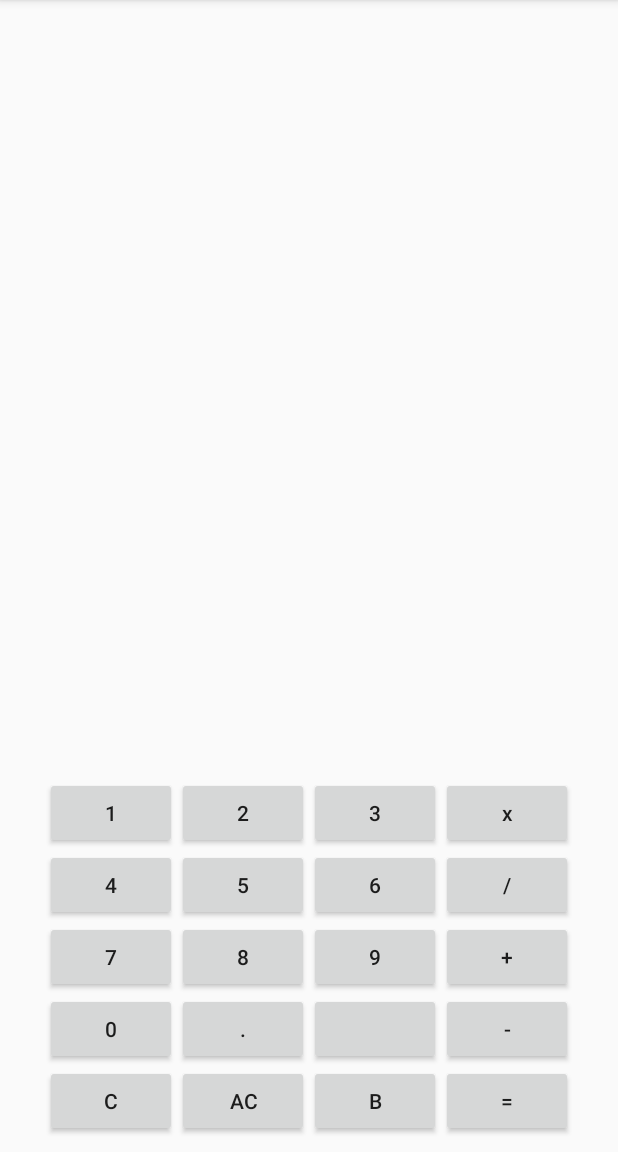
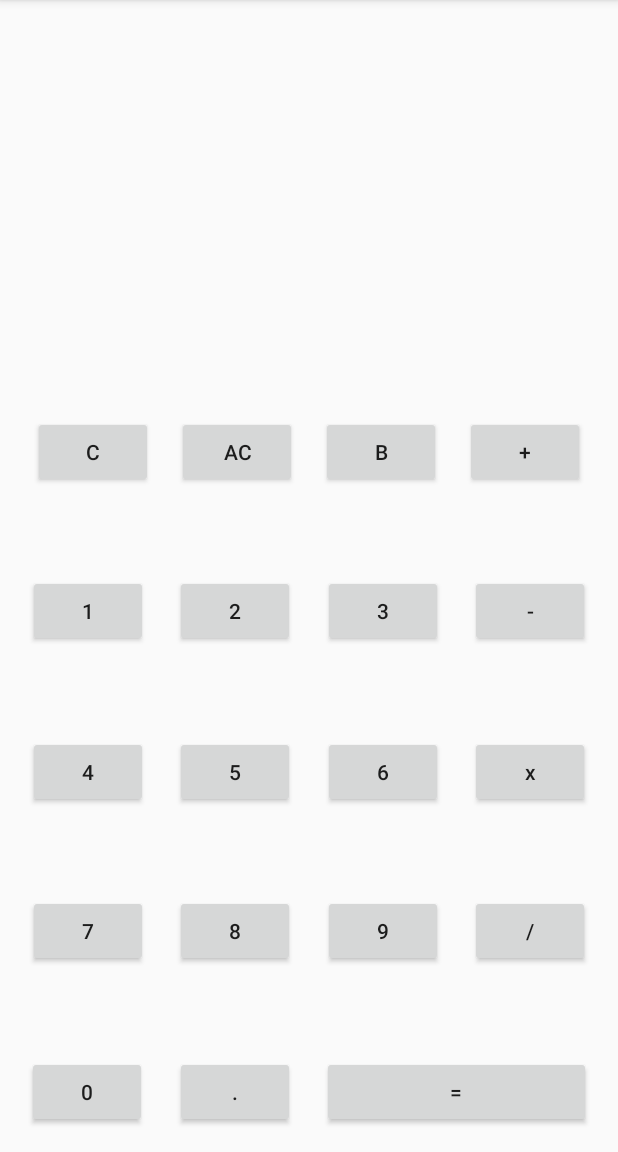
Before and after one commit to nigelcardozo/KotlinCalculator, an Android app: the screen it shows after launch (MainActivity), on a phone screen of 412 x 824 dp, the part 84-1236 px from its top. Run offline under Robolectric (Android 15) with nearby library versions, the phone set to English and light mode, and no system bars; 3 statements that could not run were skipped.

Commit message:
Changed grid to constraint layout

```diff
--- a/app/src/main/res/layout/activity_main.xml
+++ b/app/src/main/res/layout/activity_main.xml
@@ -17,176 +17,231 @@
             app:layout_constraintLeft_toLeftOf="parent"
             app:layout_constraintRight_toRightOf="parent"
             app:layout_constraintTop_toTopOf="parent"
-            tools:text="123456789" />
+            tools:text="123456789"/>
 
-    <GridLayout android:layout_width="wrap_content"
-                android:layout_height="wrap_content"
-                android:layout_marginBottom="10dp"
-                android:columnCount="4"
-                app:layout_constraintLeft_toLeftOf="parent"
-                app:layout_constraintRight_toRightOf="parent"
-                app:layout_constraintBottom_toBottomOf="parent">
 
     <Button
             android:id="@+id/btnNum1"
-                android:layout_width="wrap_content"
+            android:layout_width="80dp"
             android:layout_height="wrap_content"
             android:text="1"
             android:layout_columnSpan="1"
-                android:textAllCaps="false"/>
+            android:textAllCaps="false"
+            app:layout_constraintTop_toBottomOf="@+id/btnClear" android:layout_marginStart="16dp"
+            app:layout_constraintStart_toStartOf="parent" android:layout_marginBottom="11dp"
+            app:layout_constraintBottom_toTopOf="@+id/btnNum4" app:layout_constraintEnd_toStartOf="@+id/btnNum2"
+            android:layout_marginEnd="8dp"/>
 
     <Button
             android:id="@+id/btnNum2"
-                android:layout_width="wrap_content"
+            android:layout_width="80dp"
             android:layout_height="wrap_content"
             android:text="2"
             android:layout_columnSpan="1"
-                android:textAllCaps="false"/>
+            android:textAllCaps="false"
+            app:layout_constraintTop_toTopOf="@+id/btnNum1" app:layout_constraintBottom_toBottomOf="@+id/btnNum1"
+            app:layout_constraintStart_toEndOf="@+id/btnNum1" android:layout_marginStart="8dp"
+            app:layout_constraintEnd_toStartOf="@+id/btnNum3" android:layout_marginEnd="8dp"/>
 
     <Button
             android:id="@+id/btnNum3"
-                android:layout_width="wrap_content"
+            android:layout_width="80dp"
             android:layout_height="wrap_content"
             android:text="3"
             android:layout_columnSpan="1"
-                android:textAllCaps="false"/>
+            android:textAllCaps="false"
+            app:layout_constraintTop_toTopOf="@+id/btnNum2" app:layout_constraintBottom_toBottomOf="@+id/btnNum2"
+            app:layout_constraintStart_toEndOf="@+id/btnNum2" android:layout_marginStart="8dp"
+            app:layout_constraintEnd_toStartOf="@+id/btnOperatorSubtract" android:layout_marginEnd="8dp"/>
 
     <Button
             android:id="@+id/btnOperatorMultiply"
-                android:layout_width="wrap_content"
+            android:layout_width="80dp"
             android:layout_height="wrap_content"
             android:text="x"
             android:layout_columnSpan="1"
-                android:textAllCaps="false"/>
+            android:textAllCaps="false"
+            app:layout_constraintTop_toTopOf="@+id/btnNum6" app:layout_constraintBottom_toBottomOf="@+id/btnNum6"
+            app:layout_constraintVertical_bias="0.0" android:layout_marginEnd="16dp"
+            app:layout_constraintEnd_toEndOf="parent" app:layout_constraintStart_toEndOf="@+id/btnNum6"
+            android:layout_marginStart="8dp"/>
 
     <Button
             android:id="@+id/btnNum4"
-                android:layout_width="wrap_content"
+            android:layout_width="80dp"
             android:layout_height="wrap_content"
             android:text="4"
             android:layout_columnSpan="1"
-                android:textAllCaps="false"/>
+            android:textAllCaps="false"
+            app:layout_constraintTop_toBottomOf="@+id/btnNum1" android:layout_marginStart="16dp"
+            app:layout_constraintStart_toStartOf="parent" app:layout_constraintBottom_toTopOf="@+id/btnNum7"
+            android:layout_marginBottom="10dp" app:layout_constraintEnd_toStartOf="@+id/btnNum5"
+            android:layout_marginEnd="8dp"/>
 
     <Button
             android:id="@+id/btnNum5"
-                android:layout_width="wrap_content"
+            android:layout_width="80dp"
             android:layout_height="wrap_content"
             android:text="5"
             android:layout_columnSpan="1"
-                android:textAllCaps="false"/>
+            android:textAllCaps="false"
+            app:layout_constraintTop_toTopOf="@+id/btnNum4" app:layout_constraintBottom_toBottomOf="@+id/btnNum4"
+            app:layout_constraintStart_toEndOf="@+id/btnNum4" android:layout_marginStart="8dp"
+            app:layout_constraintEnd_toStartOf="@+id/btnNum6" android:layout_marginEnd="8dp"/>
 
     <Button
             android:id="@+id/btnNum6"
-                android:layout_width="wrap_content"
+            android:layout_width="80dp"
             android:layout_height="wrap_content"
             android:text="6"
             android:layout_columnSpan="1"
-                android:textAllCaps="false"/>
+            android:textAllCaps="false"
+            app:layout_constraintTop_toTopOf="@+id/btnNum5" app:layout_constraintBottom_toBottomOf="@+id/btnNum5"
+            app:layout_constraintStart_toEndOf="@+id/btnNum5" android:layout_marginStart="8dp"
+            app:layout_constraintEnd_toStartOf="@+id/btnOperatorMultiply" android:layout_marginEnd="8dp"/>
 
     <Button
             android:id="@+id/btnOperatorDivide"
-                android:layout_width="wrap_content"
+            android:layout_width="80dp"
             android:layout_height="wrap_content"
             android:text="/"
             android:layout_columnSpan="1"
-                android:textAllCaps="false"/>
+            android:textAllCaps="false"
+            app:layout_constraintBottom_toBottomOf="@+id/btnNum9" app:layout_constraintTop_toTopOf="@+id/btnNum9"
+            app:layout_constraintVertical_bias="0.0" android:layout_marginEnd="16dp"
+            app:layout_constraintEnd_toEndOf="parent" app:layout_constraintStart_toEndOf="@+id/btnNum9"
+            android:layout_marginStart="8dp"/>
 
     <Button
             android:id="@+id/btnNum7"
-                android:layout_width="wrap_content"
+            android:layout_width="80dp"
             android:layout_height="wrap_content"
             android:text="7"
             android:layout_columnSpan="1"
-                android:textAllCaps="false"/>
+            android:textAllCaps="false"
+            android:layout_marginStart="16dp"
+            app:layout_constraintStart_toStartOf="parent"
+            app:layout_constraintTop_toBottomOf="@+id/btnNum4" android:layout_marginBottom="11dp"
+            app:layout_constraintBottom_toTopOf="@+id/btnNum0" app:layout_constraintEnd_toStartOf="@+id/btnNum8"
+            android:layout_marginEnd="8dp"/>
 
     <Button
             android:id="@+id/btnNum8"
-                android:layout_width="wrap_content"
+            android:layout_width="80dp"
             android:layout_height="wrap_content"
             android:text="8"
             android:layout_columnSpan="1"
-                android:textAllCaps="false"/>
+            android:textAllCaps="false"
+            app:layout_constraintTop_toTopOf="@+id/btnNum7" app:layout_constraintBottom_toBottomOf="@+id/btnNum7"
+            app:layout_constraintStart_toEndOf="@+id/btnNum7" android:layout_marginStart="8dp"
+            app:layout_constraintEnd_toStartOf="@+id/btnNum9" android:layout_marginEnd="8dp"/>
 
     <Button
             android:id="@+id/btnNum9"
-                android:layout_width="wrap_content"
+            android:layout_width="80dp"
             android:layout_height="wrap_content"
             android:text="9"
             android:layout_columnSpan="1"
-                android:textAllCaps="false"/>
+            android:textAllCaps="false"
+            app:layout_constraintBottom_toBottomOf="@+id/btnNum8" app:layout_constraintTop_toTopOf="@+id/btnNum8"
+            app:layout_constraintStart_toEndOf="@+id/btnNum8" android:layout_marginStart="8dp"
+            app:layout_constraintEnd_toStartOf="@+id/btnOperatorDivide" android:layout_marginEnd="8dp"/>
 
     <Button
             android:id="@+id/btnOperatorAdd"
-                android:layout_width="wrap_content"
+            android:layout_width="80dp"
             android:layout_height="wrap_content"
             android:text="+"
             android:layout_columnSpan="1"
-                android:textAllCaps="false"/>
+            android:textAllCaps="false"
+            app:layout_constraintTop_toTopOf="@+id/btnBackSpace"
+            app:layout_constraintBottom_toBottomOf="@+id/btnBackSpace" app:layout_constraintVertical_bias="0.0"
+            android:layout_marginEnd="32dp" app:layout_constraintEnd_toEndOf="parent"
+            app:layout_constraintStart_toEndOf="@+id/btnBackSpace" android:layout_marginStart="8dp"/>
 
     <Button
             android:id="@+id/btnNum0"
-                android:layout_width="wrap_content"
+            android:layout_width="80dp"
             android:layout_height="wrap_content"
             android:text="0"
             android:layout_columnSpan="1"
-                android:textAllCaps="false"/>
+            android:textAllCaps="false"
+            android:layout_marginStart="16dp"
+            app:layout_constraintStart_toStartOf="parent" android:layout_marginBottom="16dp"
+            app:layout_constraintBottom_toBottomOf="parent" app:layout_constraintEnd_toStartOf="@+id/btnDecimal"
+            android:layout_marginEnd="8dp"/>
 
     <Button
             android:id="@+id/btnDecimal"
-                android:layout_width="wrap_content"
+            android:layout_width="80dp"
             android:layout_height="wrap_content"
             android:text="."
             android:layout_columnSpan="1"
-                android:textAllCaps="false"/>
-
-        <Button
-                android:id="@+id/btnDecimal2"
-                android:layout_width="wrap_content"
-                android:layout_height="wrap_content"
-                android:text=""
-                android:layout_columnSpan="1"
-                android:textAllCaps="false"/>
+            android:textAllCaps="false"
+            app:layout_constraintTop_toTopOf="@+id/btnNum0" app:layout_constraintBottom_toBottomOf="@+id/btnNum0"
+            app:layout_constraintStart_toEndOf="@+id/btnNum0" android:layout_marginStart="8dp"
+            app:layout_constraintEnd_toStartOf="@+id/btnOperatorEquals" android:layout_marginEnd="8dp"/>
 
     <Button
             android:id="@+id/btnOperatorSubtract"
-                android:layout_width="wrap_content"
+            android:layout_width="80dp"
             android:layout_height="wrap_content"
             android:text="-"
             android:layout_columnSpan="1"
-                android:textAllCaps="false"/>
+            android:textAllCaps="false"
+            app:layout_constraintTop_toTopOf="@+id/btnNum3" app:layout_constraintBottom_toBottomOf="@+id/btnNum3"
+            app:layout_constraintVertical_bias="0.0" android:layout_marginEnd="16dp"
+            app:layout_constraintEnd_toEndOf="parent"
+            app:layout_constraintStart_toEndOf="@+id/btnNum3" android:layout_marginStart="8dp"/>
 
     <Button
             android:id="@+id/btnClear"
-                android:layout_width="wrap_content"
+            android:layout_width="80dp"
             android:layout_height="wrap_content"
             android:text="C"
             android:layout_columnSpan="1"
-                android:textAllCaps="false"/>
+            android:textAllCaps="false" android:layout_marginStart="32dp"
+            app:layout_constraintStart_toStartOf="parent" app:layout_constraintEnd_toStartOf="@+id/btnAllClear"
+            android:layout_marginTop="200dp" app:layout_constraintTop_toBottomOf="@+id/tvCalcOutput"
+            android:layout_marginBottom="10dp" app:layout_constraintBottom_toTopOf="@+id/btnNum1"
+            android:layout_marginEnd="8dp"/>
 
     <Button
             android:id="@+id/btnAllClear"
-                android:layout_width="wrap_content"
+            android:layout_width="80dp"
             android:layout_height="wrap_content"
             android:text="AC"
             android:layout_columnSpan="1"
-                android:textAllCaps="false"/>
+            android:textAllCaps="false"
+            app:layout_constraintTop_toTopOf="@+id/btnClear" app:layout_constraintBottom_toBottomOf="@+id/btnClear"
+            app:layout_constraintVertical_bias="0.0"
+            app:layout_constraintStart_toEndOf="@+id/btnClear"
+            android:layout_marginStart="8dp" app:layout_constraintEnd_toStartOf="@+id/btnBackSpace"
+            android:layout_marginEnd="8dp"/>
 
     <Button
             android:id="@+id/btnBackSpace"
-                android:layout_width="wrap_content"
+            android:layout_width="80dp"
             android:layout_height="wrap_content"
             android:text="B"
             android:layout_columnSpan="1"
-                android:textAllCaps="false"/>
+            android:textAllCaps="false"
+            app:layout_constraintTop_toTopOf="@+id/btnAllClear"
+            app:layout_constraintBottom_toBottomOf="@+id/btnAllClear" app:layout_constraintVertical_bias="0.0"
+            app:layout_constraintStart_toEndOf="@+id/btnAllClear"
+            android:layout_marginStart="8dp" app:layout_constraintEnd_toStartOf="@+id/btnOperatorAdd"
+            android:layout_marginEnd="8dp"/>
 
     <Button
             android:id="@+id/btnOperatorEquals"
-                android:layout_width="wrap_content"
+            android:layout_width="179dp"
             android:layout_height="wrap_content"
             android:text="="
             android:layout_columnSpan="1"
-                android:textAllCaps="false"/>
-
-    </GridLayout>
+            android:textAllCaps="false"
+            app:layout_constraintTop_toTopOf="@+id/btnDecimal"
+            app:layout_constraintBottom_toBottomOf="@+id/btnDecimal" app:layout_constraintVertical_bias="0.0"
+            android:layout_marginEnd="16dp" app:layout_constraintEnd_toEndOf="parent"
+            app:layout_constraintStart_toEndOf="@+id/btnDecimal" android:layout_marginStart="8dp"/>
 
 </android.support.constraint.ConstraintLayout>
```
Lines whose indentation alone changed are shown as unchanged.
